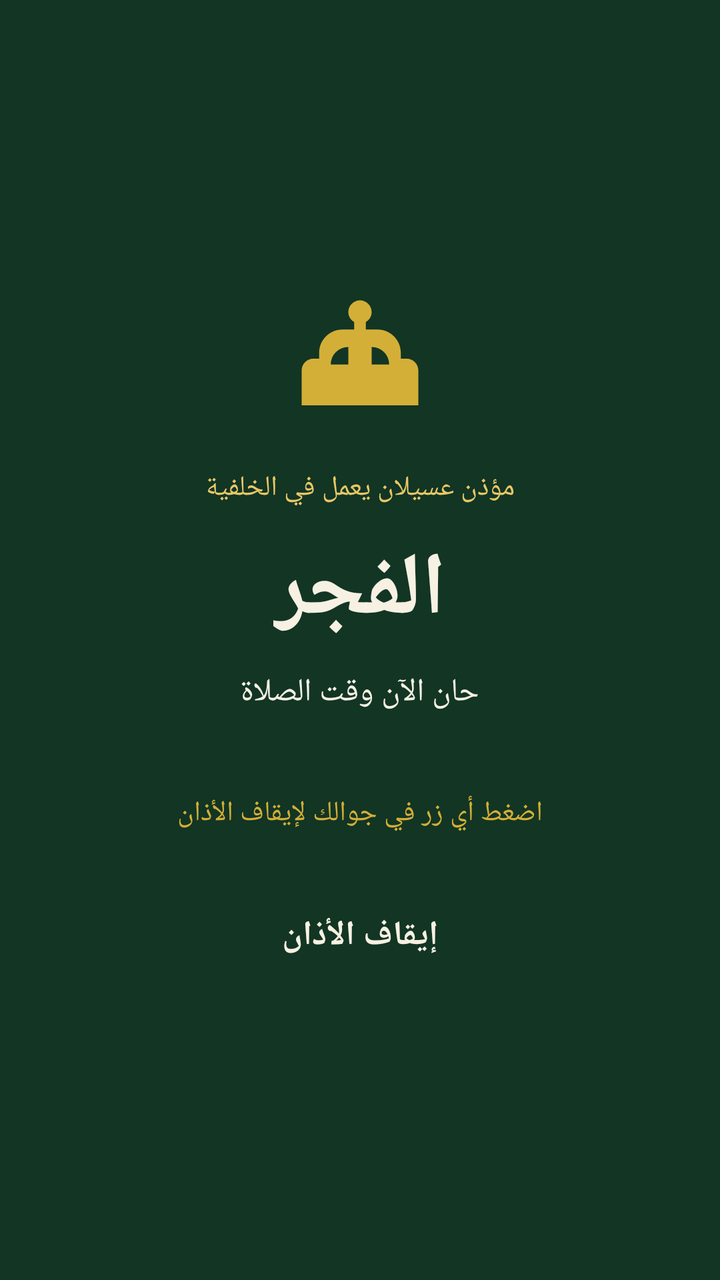
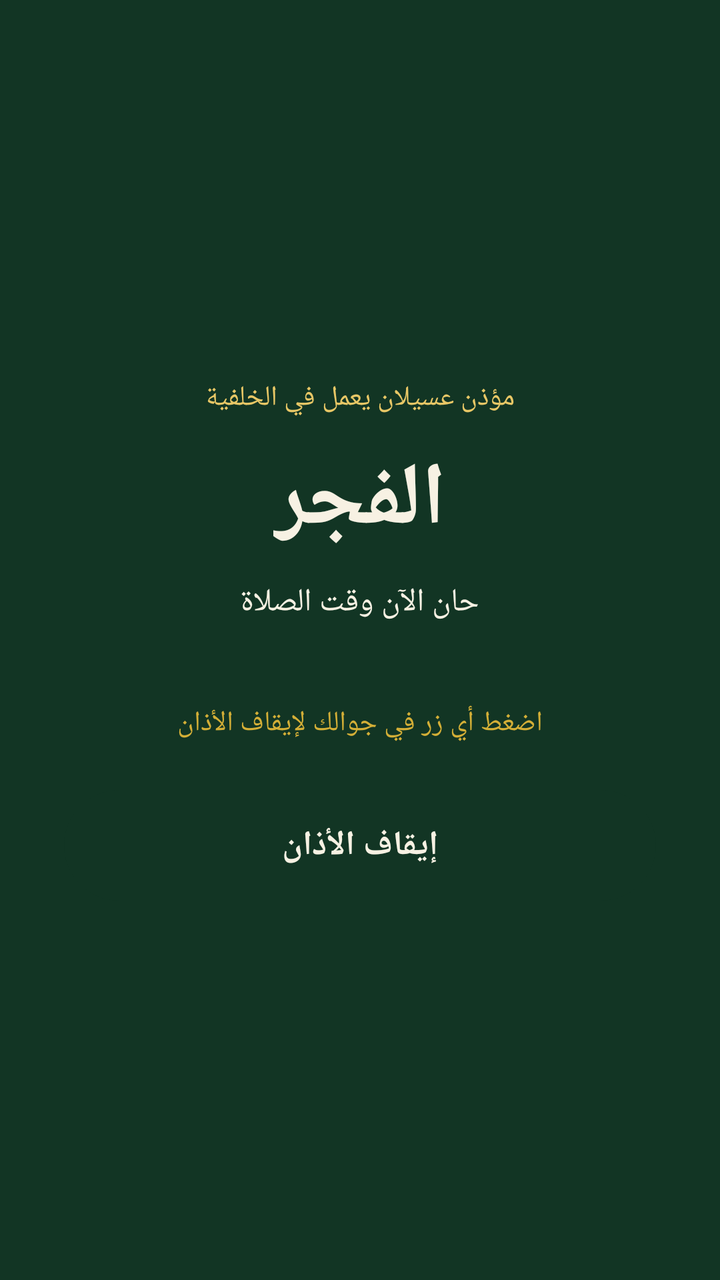

Two renders of the same Android screen: before a commit and after it. Below are the layout's source before the change and the commit's diff.
<!-- AndroidManifest.xml: activity theme Theme.MuazinAseelan -->
<!-- res/layout/activity_alarm_ringing.xml -->
<?xml version="1.0" encoding="utf-8"?>
<LinearLayout xmlns:android="http://schemas.android.com/apk/res/android"
    android:layout_width="match_parent"
    android:layout_height="match_parent"
    android:background="@color/olive_dark"
    android:gravity="center"
    android:orientation="vertical"
    android:padding="32dp">

    <ImageView
        android:layout_width="70dp"
        android:layout_height="70dp"
        android:src="@drawable/ic_mosque" />

    <TextView
        android:layout_width="wrap_content"
        android:layout_height="wrap_content"
        android:layout_marginTop="20dp"
        android:text="@string/notif_ongoing_title"
        android:textColor="@color/gold_light"
        android:textSize="14sp" />

    <TextView
        android:id="@+id/text_ringing_prayer_name"
        android:layout_width="wrap_content"
        android:layout_height="wrap_content"
        android:layout_marginTop="12dp"
        android:text="الفجر"
        android:textColor="@color/off_white"
        android:textSize="44sp"
        android:textStyle="bold" />

    <TextView
        android:id="@+id/text_ringing_message"
        android:layout_width="wrap_content"
        android:layout_height="wrap_content"
        android:layout_marginTop="10dp"
        android:gravity="center"
        android:text="حان الآن وقت الصلاة"
        android:textColor="@color/off_white"
        android:textSize="16sp" />

    <TextView
        android:layout_width="wrap_content"
        android:layout_height="wrap_content"
        android:layout_marginTop="40dp"
        android:gravity="center"
        android:text="اضغط أي زر في جوالك لإيقاف الأذان"
        android:textColor="@color/gold"
        android:textSize="14sp" />

    <TextView
        android:id="@+id/btn_stop_ringing"
        android:layout_width="match_parent"
        android:layout_height="wrap_content"
        android:layout_marginTop="24dp"
        android:background="@drawable/bg_qibla_button"
        android:gravity="center"
        android:padding="16dp"
        android:text="@string/stop_azan"
        android:textColor="@color/off_white"
        android:textSize="17sp"
        android:textStyle="bold" />

</LinearLayout>
<!-- resources referenced by this layout -->
<resources>
  <color name="gold">#D4AF37</color>
  <color name="gold_light">#E8C766</color>
  <color name="off_white">#F7F1E3</color>
  <color name="olive_dark">#123524</color>
  <!-- drawable bg_qibla_button (drawable) -->
  <?xml version="1.0" encoding="utf-8"?>
  <shape xmlns:android="http://schemas.android.com/apk/res/android">
      <corners android:radius="28dp"/>
      <solid android:color="#123524"/>
  </shape>
  <!-- drawable ic_mosque (drawable) -->
  <vector xmlns:android="http://schemas.android.com/apk/res/android"
      android:width="22dp" android:height="22dp" android:viewportWidth="24" android:viewportHeight="24">
      <path android:fillColor="#D4AF37" android:pathData="M12,2c-1.1,0 -2,0.9 -2,2c0,0.74 0.4,1.38 1,1.72L11,7H9C6.79,7 5,8.79 5,11v1H4c-1.1,0 -2,0.9 -2,2v6h20v-6c0,-1.1 -0.9,-2 -2,-2h-1v-1c0,-2.21 -1.79,-4 -4,-4h-2l0,-1.28c0.6,-0.34 1,-0.98 1,-1.72C14,2.9 13.1,2 12,2zM7,13c0,-1.66 1.34,-3 3,-3v3H7zM14,13v-3c1.66,0 3,1.34 3,3H14z"/>
  </vector>
  <string name="notif_ongoing_title">مؤذن عسيلان يعمل في الخلفية</string>
  <string name="stop_azan">إيقاف الأذان</string>
  <style name="Theme.MuazinAseelan" parent="Theme.MaterialComponents.DayNight.NoActionBar">
          <item name="colorPrimary">@color/olive_dark</item>
          <item name="colorPrimaryVariant">@color/olive_deep</item>
          <item name="colorOnPrimary">@color/off_white</item>
          <item name="colorSecondary">@color/gold</item>
          <item name="colorSecondaryVariant">@color/gold_light</item>
          <item name="colorOnSecondary">@color/olive_dark</item>
          <item name="android:statusBarColor">@color/olive_dark</item>
          <item name="android:navigationBarColor">@color/olive_dark</item>
          <item name="android:windowLightStatusBar" tools:targetApi="23">false</item>
          <item name="android:windowBackground">@color/cream</item>
      </style>
  <color name="olive_deep">#0E2A1C</color>
  <color name="cream">#FBF7EE</color>
</resources>

<!-- the commit's change to res/layout/activity_alarm_ringing.xml (unified diff, before → after) -->
@@ -7,15 +7,9 @@
     android:orientation="vertical"
     android:padding="32dp">
 
-    <ImageView
-        android:layout_width="70dp"
-        android:layout_height="70dp"
-        android:src="@drawable/ic_mosque" />
-
     <TextView
         android:layout_width="wrap_content"
         android:layout_height="wrap_content"
-        android:layout_marginTop="20dp"
         android:text="@string/notif_ongoing_title"
         android:textColor="@color/gold_light"
         android:textSize="14sp" />
<!-- resource entries referenced after the edit -->
@@ -10,11 +10,6 @@
       <corners android:radius="28dp"/>
       <solid android:color="#123524"/>
   </shape>
-  <!-- drawable ic_mosque (drawable) -->
-  <vector xmlns:android="http://schemas.android.com/apk/res/android"
-      android:width="22dp" android:height="22dp" android:viewportWidth="24" android:viewportHeight="24">
-      <path android:fillColor="#D4AF37" android:pathData="M12,2c-1.1,0 -2,0.9 -2,2c0,0.74 0.4,1.38 1,1.72L11,7H9C6.79,7 5,8.79 5,11v1H4c-1.1,0 -2,0.9 -2,2v6h20v-6c0,-1.1 -0.9,-2 -2,-2h-1v-1c0,-2.21 -1.79,-4 -4,-4h-2l0,-1.28c0.6,-0.34 1,-0.98 1,-1.72C14,2.9 13.1,2 12,2zM7,13c0,-1.66 1.34,-3 3,-3v3H7zM14,13v-3c1.66,0 3,1.34 3,3H14z"/>
-  </vector>
   <string name="notif_ongoing_title">مؤذن عسيلان يعمل في الخلفية</string>
   <string name="stop_azan">إيقاف الأذان</string>
   <style name="Theme.MuazinAseelan" parent="Theme.MaterialComponents.DayNight.NoActionBar">
